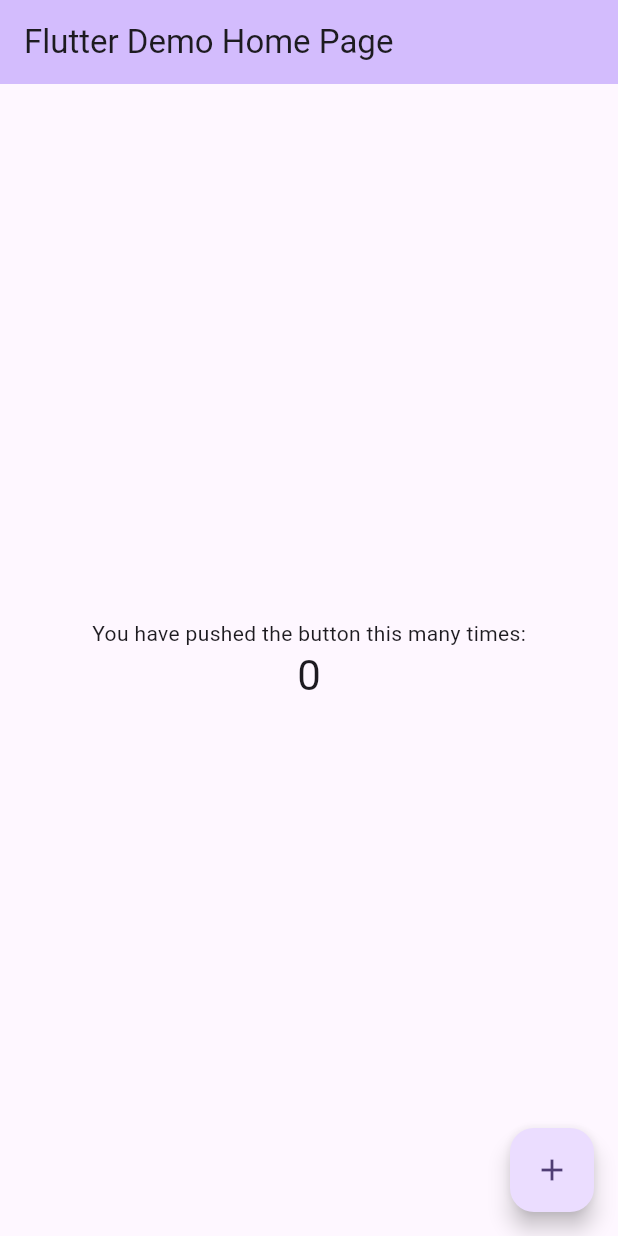
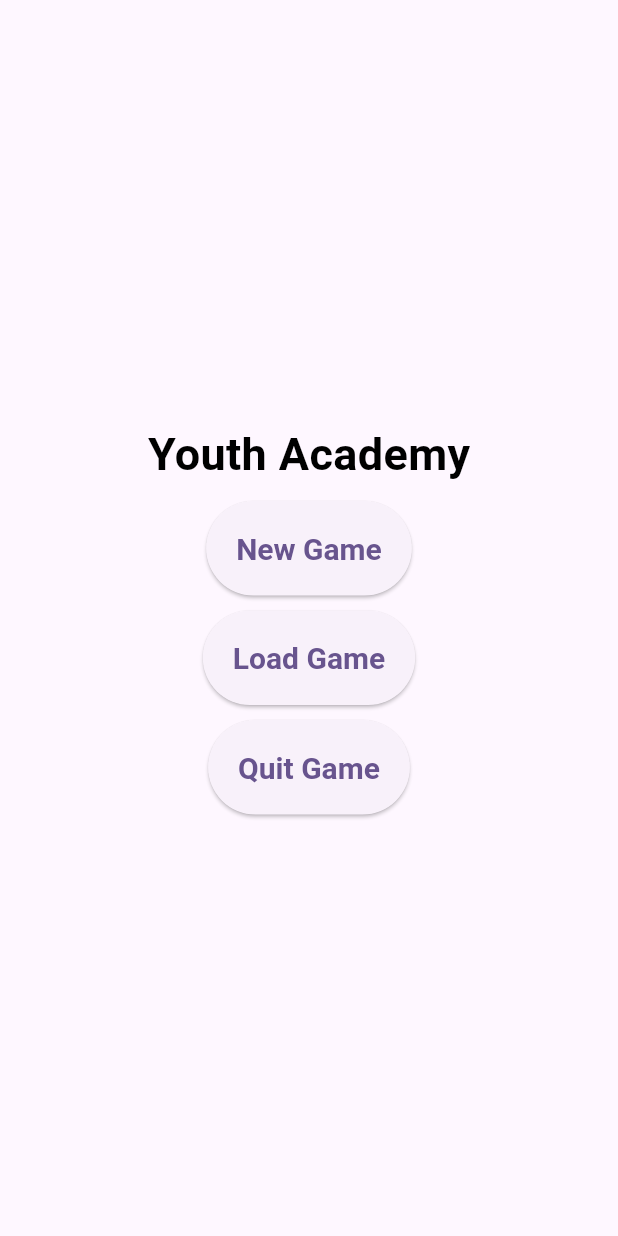
Before and after one commit to x-Kevin-Paul-x/Football-academy-game, a Flutter app: the screen it shows after launch, on a phone screen of 412 x 824 dp. Run offline on Flutter 3.47's test engine with Material 3 defaults, Android fonts, the phone set to English and light mode, and no system bars.

Commit message:
Creating Menu Screen

```diff
--- a/lib/main.dart
+++ b/lib/main.dart
@@ -6,49 +6,23 @@ void main() {
 
 class MyApp extends StatelessWidget {
   const MyApp({super.key});
-
-  // This widget is the root of your application.
   @override
   Widget build(BuildContext context) {
     return MaterialApp(
-      title: 'Flutter Demo',
+      debugShowCheckedModeBanner: false,
+      title: 'Youth Academy',
       theme: ThemeData(
-        // This is the theme of your application.
-        //
-        // TRY THIS: Try running your application with "flutter run". You'll see
-        // the application has a purple toolbar. Then, without quitting the app,
-        // try changing the seedColor in the colorScheme below to Colors.green
-        // and then invoke "hot reload" (save your changes or press the "hot
-        // reload" button in a Flutter-supported IDE, or press "r" if you used
-        // the command line to start the app).
-        //
-        // Notice that the counter didn't reset back to zero; the application
-        // state is not lost during the reload. To reset the state, use hot
-        // restart instead.
-        //
-        // This works for code too, not just values: Most code changes can be
-        // tested with just a hot reload.
         colorScheme: ColorScheme.fromSeed(seedColor: Colors.deepPurple),
         useMaterial3: true,
       ),
-      home: const MyHomePage(title: 'Flutter Demo Home Page'),
+      home: const MyHomePage(title: 'Football Youth Academy'),
     );
   }
 }
 
 class MyHomePage extends StatefulWidget {
   const MyHomePage({super.key, required this.title});
-
-  // This widget is the home page of your application. It is stateful, meaning
-  // that it has a State object (defined below) that contains fields that affect
-  // how it looks.
-
-  // This class is the configuration for the state. It holds the values (in this
-  // case the title) provided by the parent (in this case the App widget) and
-  // used by the build method of the State. Fields in a Widget subclass are
-  // always marked "final".
-
-  final String title;
+  final String title ;
 
   @override
   State<MyHomePage> createState() => _MyHomePageState();
@@ -59,67 +33,69 @@ class _MyHomePageState extends State<MyHomePage> {
 
   void _incrementCounter() {
     setState(() {
-      // This call to setState tells the Flutter framework that something has
-      // changed in this State, which causes it to rerun the build method below
-      // so that the display can reflect the updated values. If we changed
-      // _counter without calling setState(), then the build method would not be
-      // called again, and so nothing would appear to happen.
       _counter++;
     });
   }
 
   @override
   Widget build(BuildContext context) {
-    // This method is rerun every time setState is called, for instance as done
-    // by the _incrementCounter method above.
-    //
-    // The Flutter framework has been optimized to make rerunning build methods
-    // fast, so that you can just rebuild anything that needs updating rather
-    // than having to individually change instances of widgets.
     return Scaffold(
-      appBar: AppBar(
-        // TRY THIS: Try changing the color here to a specific color (to
-        // Colors.amber, perhaps?) and trigger a hot reload to see the AppBar
-        // change color while the other colors stay the same.
-        backgroundColor: Theme.of(context).colorScheme.inversePrimary,
-        // Here we take the value from the MyHomePage object that was created by
-        // the App.build method, and use it to set our appbar title.
-        title: Text(widget.title),
-      ),
       body: Center(
-        // Center is a layout widget. It takes a single child and positions it
-        // in the middle of the parent.
         child: Column(
-          // Column is also a layout widget. It takes a list of children and
-          // arranges them vertically. By default, it sizes itself to fit its
-          // children horizontally, and tries to be as tall as its parent.
-          //
-          // Column has various properties to control how it sizes itself and
-          // how it positions its children. Here we use mainAxisAlignment to
-          // center the children vertically; the main axis here is the vertical
-          // axis because Columns are vertical (the cross axis would be
-          // horizontal).
-          //
-          // TRY THIS: Invoke "debug painting" (choose the "Toggle Debug Paint"
-          // action in the IDE, or press "p" in the console), to see the
-          // wireframe for each widget.
           mainAxisAlignment: MainAxisAlignment.center,
-          children: <Widget>[
-            const Text(
-              'You have pushed the button this many times:',
-            ),
-            Text(
-              '$_counter',
-              style: Theme.of(context).textTheme.headlineMedium,
-            ),
+          children: [
+            const Center(child: Text(
+              'Youth Academy',
+              style: TextStyle(
+                fontSize: 30,
+                fontWeight: FontWeight.bold,
+                fontFamily: "Roboto",
+                color: Colors.black,
+              ),
+            )),
+            const Padding(padding: EdgeInsets.all(5)),
+
+            ElevatedButton(
+            onPressed: () {
+              // Navigate to the next screen
+            },
+            style: ElevatedButton.styleFrom(
+              padding: const EdgeInsets.all(20),
+              textStyle: const TextStyle(
+                fontSize: 20,
+                fontWeight: FontWeight.bold,
+              ),
+            ),child: const Text("New Game")),
+
+
+            const Padding(padding: EdgeInsets.all(5)),
+            ElevatedButton(onPressed: () {
+              (BuildContext context) => [
+                const PopupMenuItem(value: "Load Game",child: Text("Load Game"),)];
+            },style: ElevatedButton.styleFrom(
+              padding: const EdgeInsets.all(20),
+              textStyle: const TextStyle(
+                fontSize: 20,
+                fontWeight: FontWeight.bold,
+              ),
+            ), child: const Text("Load Game")),
+
+
+            const Padding(padding: EdgeInsets.all(5)),
+            ElevatedButton(onPressed: () {
+              // Navigate to the next screen
+            },
+            style: ElevatedButton.styleFrom(
+              padding: const EdgeInsets.all(20),
+              textStyle: const TextStyle(
+                fontSize: 20,
+                fontWeight: FontWeight.bold,
+              ),
+            ), child: const Text("Quit Game")),
           ],
         ),
+
       ),
-      floatingActionButton: FloatingActionButton(
-        onPressed: _incrementCounter,
-        tooltip: 'Increment',
-        child: const Icon(Icons.add),
-      ), // This trailing comma makes auto-formatting nicer for build methods.
     );
   }
 }
```
Also changed, not shown: 1 other file.
